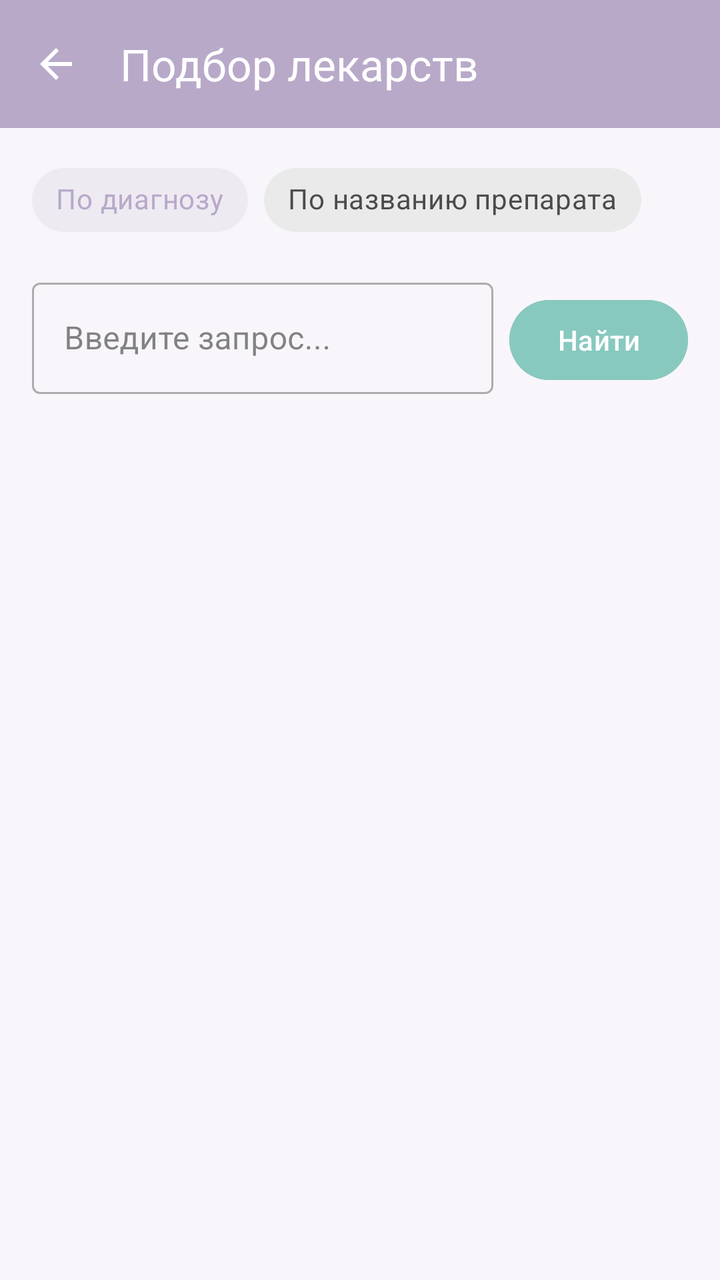
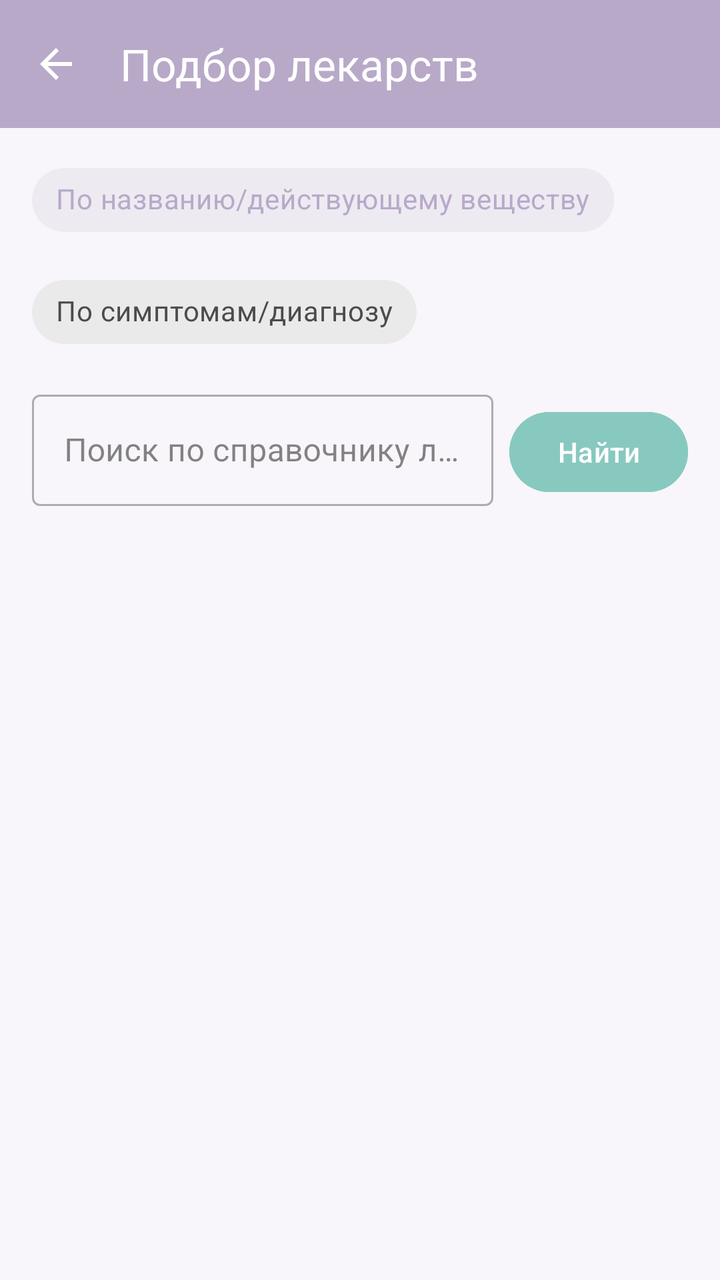

An Android layout rendered at two revisions. The XML below is the earlier revision; the diff shows what the commit changed to produce the second picture.
<!-- AndroidManifest.xml: application theme Theme.Pillulkin -->
<!-- res/layout/fragment_doctor_search.xml -->
<?xml version="1.0" encoding="utf-8"?>
<LinearLayout 
    xmlns:android="http://schemas.android.com/apk/res/android"
    xmlns:app="http://schemas.android.com/apk/res-auto"
    android:layout_width="match_parent"
    android:layout_height="match_parent"
    android:orientation="vertical"
    android:background="@color/background">

    <com.google.android.material.appbar.MaterialToolbar
        android:id="@+id/toolbar"
        android:layout_width="match_parent"
        android:layout_height="?attr/actionBarSize"
        android:background="@color/primary"
        app:title="@string/doctor_search_title"
        app:titleTextColor="@color/on_primary"
        app:navigationIcon="@drawable/ic_arrow_back"
        app:navigationIconTint="@color/on_primary" />

    <com.google.android.material.chip.ChipGroup
        android:id="@+id/chipGroup"
        android:layout_width="match_parent"
        android:layout_height="wrap_content"
        android:layout_marginHorizontal="16dp"
        android:layout_marginVertical="12dp"
        app:singleSelection="true"
        app:selectionRequired="true">

        <com.google.android.material.chip.Chip
            android:id="@+id/chipDiagnosis"
            style="@style/Widget.MaterialComponents.Chip.Choice"
            android:layout_width="wrap_content"
            android:layout_height="wrap_content"
            android:text="@string/search_type_diagnosis"
            android:checked="true" />

        <com.google.android.material.chip.Chip
            android:id="@+id/chipMedicine"
            style="@style/Widget.MaterialComponents.Chip.Choice"
            android:layout_width="wrap_content"
            android:layout_height="wrap_content"
            android:text="@string/search_type_medicine" />

    </com.google.android.material.chip.ChipGroup>

    <LinearLayout
        android:layout_width="match_parent"
        android:layout_height="wrap_content"
        android:orientation="horizontal"
        android:layout_marginHorizontal="16dp"
        android:layout_marginBottom="12dp">

        <com.google.android.material.textfield.TextInputLayout
            style="@style/Widget.MaterialComponents.TextInputLayout.OutlinedBox"
            android:layout_width="0dp"
            android:layout_height="wrap_content"
            android:layout_weight="1"
            android:layout_marginEnd="8dp">

            <com.google.android.material.textfield.TextInputEditText
                android:id="@+id/etQuery"
                android:layout_width="match_parent"
                android:layout_height="wrap_content"
                android:inputType="text"
                android:hint="@string/doctor_search_hint" />
        </com.google.android.material.textfield.TextInputLayout>

        <com.google.android.material.button.MaterialButton
            android:id="@+id/btnSearch"
            android:layout_width="wrap_content"
            android:layout_height="wrap_content"
            android:text="@string/search_button"
            android:backgroundTint="@color/secondary" />

    </LinearLayout>

    <androidx.recyclerview.widget.RecyclerView
        android:id="@+id/rvResults"
        android:layout_width="match_parent"
        android:layout_height="0dp"
        android:layout_weight="1"
        android:clipToPadding="false"
        android:paddingHorizontal="16dp"
        android:paddingBottom="16dp" />

</LinearLayout>
<!-- resources referenced by this layout -->
<resources>
  <color name="background">#F8F6FA</color>
  <color name="on_primary">#FFFFFFFF</color>
  <color name="primary">#B8A9C9</color>
  <color name="secondary">#88C9BF</color>
  <!-- drawable ic_arrow_back (drawable) -->
  <vector xmlns:android="http://schemas.android.com/apk/res/android"
      android:width="24dp"
      android:height="24dp"
      android:viewportWidth="24"
      android:viewportHeight="24">
      <path
          android:fillColor="#FFFFFFFF"
          android:pathData="M20,11H7.83l5.59,-5.59L12,4l-8,8 8,8 1.41,-1.41L7.83,13H20v-2z" />
  </vector>
  <string name="doctor_search_hint">Введите запрос...</string>
  <string name="doctor_search_title">Подбор лекарств</string>
  <string name="search_button">Найти</string>
  <string name="search_type_diagnosis">По диагнозу</string>
  <string name="search_type_medicine">По названию препарата</string>
  <style name="Theme.Pillulkin" parent="Base.Theme.Pillulkin" />
  <style name="Base.Theme.Pillulkin" parent="Theme.Material3.DayNight.NoActionBar">
          <item name="colorPrimary">@color/primary</item>
          <item name="colorPrimaryDark">@color/primary_dark</item>
          <item name="colorSecondary">@color/secondary</item>
          <item name="colorTertiary">@color/tertiary</item>
          <item name="android:colorBackground">@color/background</item>
          <item name="colorSurface">@color/surface</item>
          <item name="colorError">@color/error</item>
          <item name="colorOnPrimary">@color/on_primary</item>
          <item name="colorOnSecondary">@color/on_secondary</item>
          <item name="colorOnBackground">@color/on_background</item>
          <item name="colorOnSurface">@color/on_surface</item>
          <item name="colorOnError">@color/on_error</item>
      </style>
  <color name="primary_dark">#9B8BB8</color>
  <color name="tertiary">#A8D5A2</color>
  <color name="surface">#FFFFFFFF</color>
  <color name="error">#E57373</color>
  <color name="on_secondary">#FFFFFFFF</color>
  <color name="on_background">#FF333333</color>
  <color name="on_surface">#FF333333</color>
  <color name="on_error">#FFFFFFFF</color>
</resources>

<!-- the commit's change to res/layout/fragment_doctor_search.xml (unified diff, before → after) -->
@@ -27,19 +27,19 @@
         app:selectionRequired="true">
 
         <com.google.android.material.chip.Chip
+            android:id="@+id/chipMedicine"
+            style="@style/Widget.MaterialComponents.Chip.Choice"
+            android:layout_width="wrap_content"
+            android:layout_height="wrap_content"
+            android:text="@string/search_type_medicine"
+            android:checked="true" />
+
+        <com.google.android.material.chip.Chip
             android:id="@+id/chipDiagnosis"
             style="@style/Widget.MaterialComponents.Chip.Choice"
             android:layout_width="wrap_content"
             android:layout_height="wrap_content"
-            android:text="@string/search_type_diagnosis"
-            android:checked="true" />
-
-        <com.google.android.material.chip.Chip
-            android:id="@+id/chipMedicine"
-            style="@style/Widget.MaterialComponents.Chip.Choice"
-            android:layout_width="wrap_content"
-            android:layout_height="wrap_content"
-            android:text="@string/search_type_medicine" />
+            android:text="@string/search_type_diagnosis" />
 
     </com.google.android.material.chip.ChipGroup>
 
@@ -51,18 +51,19 @@
         android:layout_marginBottom="12dp">
 
         <com.google.android.material.textfield.TextInputLayout
+            android:id="@+id/searchLayout"
             style="@style/Widget.MaterialComponents.TextInputLayout.OutlinedBox"
             android:layout_width="0dp"
             android:layout_height="wrap_content"
             android:layout_weight="1"
-            android:layout_marginEnd="8dp">
+            android:layout_marginEnd="8dp"
+            android:hint="@string/search_type_medicine_hint">
 
             <com.google.android.material.textfield.TextInputEditText
                 android:id="@+id/etQuery"
                 android:layout_width="match_parent"
                 android:layout_height="wrap_content"
-                android:inputType="text"
-                android:hint="@string/doctor_search_hint" />
+                android:inputType="text" />
         </com.google.android.material.textfield.TextInputLayout>
 
         <com.google.android.material.button.MaterialButton
<!-- resource entries referenced after the edit -->
@@ -14,11 +14,11 @@
           android:fillColor="#FFFFFFFF"
           android:pathData="M20,11H7.83l5.59,-5.59L12,4l-8,8 8,8 1.41,-1.41L7.83,13H20v-2z" />
   </vector>
-  <string name="doctor_search_hint">Введите запрос...</string>
   <string name="doctor_search_title">Подбор лекарств</string>
   <string name="search_button">Найти</string>
-  <string name="search_type_diagnosis">По диагнозу</string>
-  <string name="search_type_medicine">По названию препарата</string>
+  <string name="search_type_diagnosis">По симптомам/диагнозу</string>
+  <string name="search_type_medicine">По названию/действующему веществу</string>
+  <string name="search_type_medicine_hint">Поиск по справочнику лекарств...</string>
   <style name="Theme.Pillulkin" parent="Base.Theme.Pillulkin" />
   <style name="Base.Theme.Pillulkin" parent="Theme.Material3.DayNight.NoActionBar">
           <item name="colorPrimary">@color/primary</item>
